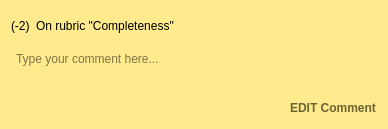
Old version of the form TurboGrade/ui/commentcard.ui in the repository wassgha/TurboGrade.
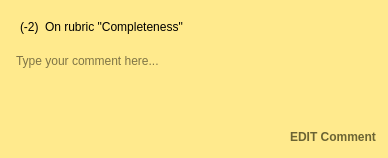
New version of the form.

Patch:
```diff
--- a/TurboGrade/ui/commentcard.ui
+++ b/TurboGrade/ui/commentcard.ui
@@ -52,7 +52,8 @@
   </property>
   <layout class="QVBoxLayout" name="verticalLayout">
    <item>
-    <layout class="QHBoxLayout" name="horizontalLayout">
+    <widget class="QWidget" name="info_container" native="true">
+     <layout class="QHBoxLayout" name="info">
      <item>
       <widget class="QLabel" name="adjust_grade">
        <property name="sizePolicy">
@@ -74,15 +75,28 @@
       </widget>
      </item>
     </layout>
+    </widget>
    </item>
    <item>
     <widget class="QTextEdit" name="comment">
+     <property name="sizePolicy">
+      <sizepolicy hsizetype="Expanding" vsizetype="Fixed">
+       <horstretch>0</horstretch>
+       <verstretch>0</verstretch>
+      </sizepolicy>
+     </property>
      <property name="maximumSize">
       <size>
        <width>16777215</width>
-       <height>45</height>
+       <height>16777215</height>
       </size>
      </property>
+     <property name="sizeAdjustPolicy">
+      <enum>QAbstractScrollArea::AdjustToContents</enum>
+     </property>
+     <property name="readOnly">
+      <bool>true</bool>
+     </property>
      <property name="placeholderText">
       <string>Type your comment here...</string>
      </property>
```
Left out of the diff: 2 changed lines with no effect on the pictures. Lines whose indentation alone changed are shown as unchanged.
